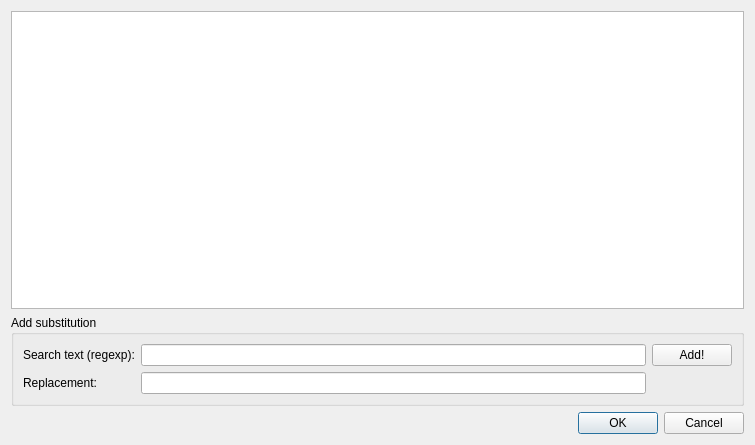
zyantific/REtypedef, file ui/SubstitutionEditor.ui: the form before one commit.
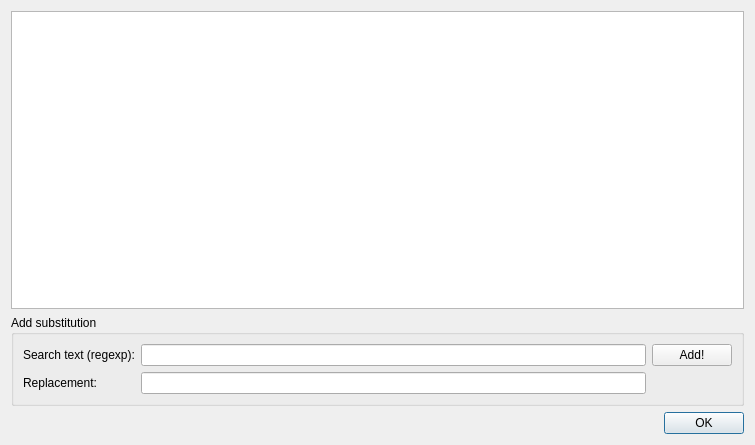
The form after the commit.

Commit message: Added support for multiple substitutions in one name Removed useless "Cancel" button from editor Added "are you sure?" dialog when deleting substitutions

Patch:
```diff
--- a/ui/SubstitutionEditor.ui
+++ b/ui/SubstitutionEditor.ui
@@ -94,7 +94,7 @@
           <enum>Qt::Horizontal</enum>
          </property>
          <property name="standardButtons">
-          <set>QDialogButtonBox::Cancel|QDialogButtonBox::Ok</set>
+          <set>QDialogButtonBox::Ok</set>
          </property>
         </widget>
        </item>
```
Left out of the diff: 20 changed lines with no effect on the pictures. The commit also changes 4 other files.
